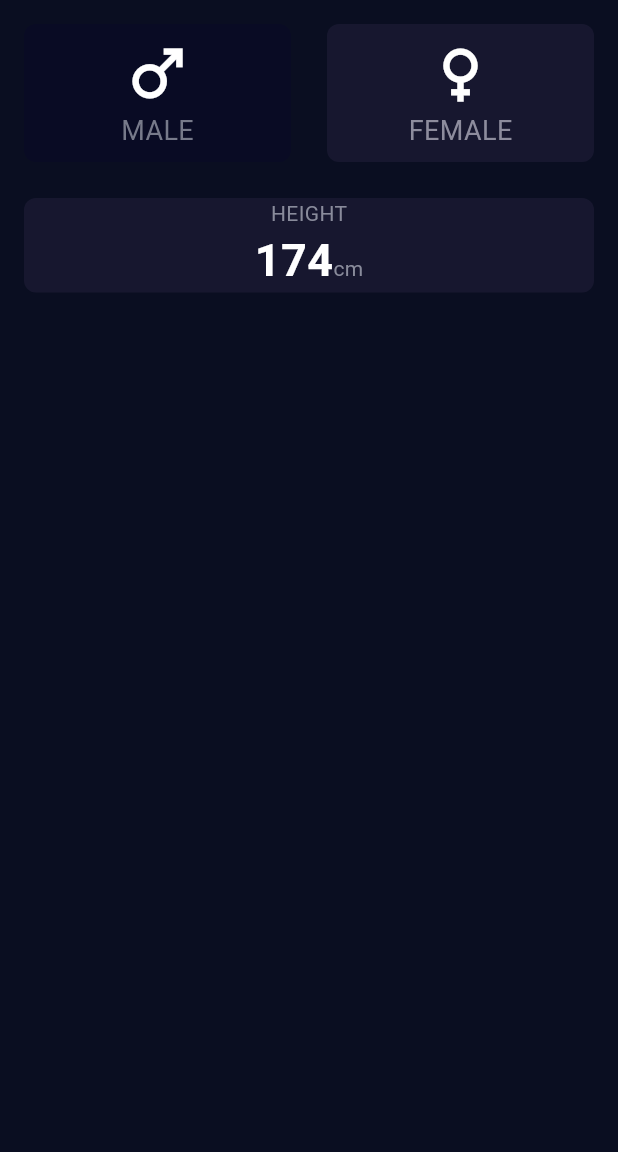
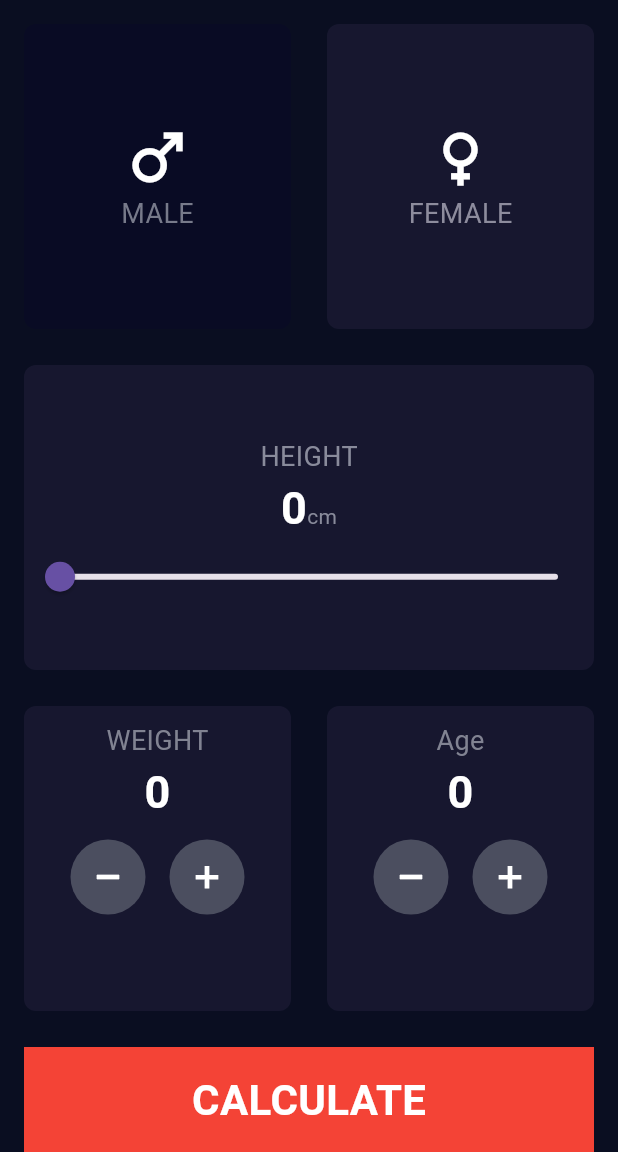
Before and after one commit to Desha933/bmi_calculator, a Flutter app: the screen it shows after launch, on a phone screen of 412 x 824 dp, the part 84-1236 px from its top. Run offline on Flutter 3.47's test engine with Material 3 defaults, Android fonts, the phone set to English and light mode, and no system bars.

Commit message:
finish ui

```diff
--- a/lib/view/bmi_view.dart
+++ b/lib/view/bmi_view.dart
@@ -1,6 +1,8 @@
 import 'package:bmi/view/widgets/custom_app_bar.dart';
+import 'package:bmi/view/widgets/custom_button.dart';
 import 'package:bmi/view/widgets/gender_section.dart';
 import 'package:bmi/view/widgets/height_section.dart';
+import 'package:bmi/view/widgets/weight_and_age_section.dart';
 import 'package:flutter/material.dart';
 
 class BmiView extends StatelessWidget {
@@ -14,15 +16,21 @@ class BmiView extends StatelessWidget {
         child: Column(
           children: [
             CustomAppBar(),
-            Padding(
+            Expanded(
+              child: Padding(
                 padding: const EdgeInsets.symmetric(horizontal: 16.0),
                 child: Column(
                   children: [
                     SizedBox(height: 16),
-                  GenderSection(),
+                    Expanded(child: GenderSection()),
                     SizedBox(height: 24),
-                  HeightSection(),
+                    Expanded(child: HeightSection()),
+                    SizedBox(height: 24),
+                    Expanded(child: WeightAndAgeSection()),
+                    SizedBox(height: 24),
+                    Custom_button(),
                   ],
+                ),
               ),
             ),
           ],
--- /dev/null
+++ b/lib/view/widgets/circle_icon.dart
@@ -0,0 +1,22 @@
+import 'package:flutter/material.dart';
+
+class CircleIcon extends StatelessWidget {
+  const CircleIcon({super.key, required this.icon, this.onTap});
+  final IconData icon;
+  final void Function()? onTap;
+  @override
+  Widget build(BuildContext context) {
+    return GestureDetector(
+      onTap: onTap,
+      child: Container(
+        width: 50,
+        height: 50,
+        decoration: BoxDecoration(
+          color: Color(0xff4b4e5f),
+          borderRadius: BorderRadius.circular(50),
+        ),
+        child: Icon(icon, color: Colors.white, fontWeight: FontWeight.bold),
+      ),
+    );
+  }
+}
--- /dev/null
+++ b/lib/view/widgets/custom_age_card.dart
@@ -0,0 +1,39 @@
+import 'package:bmi/view/widgets/circle_icon.dart';
+import 'package:bmi/view/widgets/custom_back_ground_container.dart';
+import 'package:flutter/material.dart';
+
+class CustomAgeCard extends StatefulWidget {
+  const CustomAgeCard({super.key});
+
+  @override
+  State<CustomAgeCard> createState() => _CustomAgeCardState();
+}
+
+class _CustomAgeCardState extends State<CustomAgeCard> {
+  double age = 0;
+  @override
+  Widget build(BuildContext context) {
+    return CustomBackGroundContainer(
+      text: 'Age',
+      value: age,
+      children: [
+        CircleIcon(
+          icon: Icons.remove,
+          onTap: () {
+            setState(() {
+              age--;
+            });
+          },
+        ),
+        CircleIcon(
+          icon: Icons.add,
+          onTap: () {
+            setState(() {
+              age++;
+            });
+          },
+        ),
+      ],
+    );
+  }
+}
--- /dev/null
+++ b/lib/view/widgets/custom_back_ground_container.dart
@@ -0,0 +1,50 @@
+import 'package:bmi/view/widgets/circle_icon.dart';
+import 'package:flutter/material.dart';
+
+class CustomBackGroundContainer extends StatelessWidget {
+  const CustomBackGroundContainer({
+    super.key,
+    required this.text,
+    required this.value,
+    required this.children,
+  });
+  final String text;
+  final double value;
+  final List<Widget> children;
+  @override
+  Widget build(BuildContext context) {
+    return Expanded(
+      child: Container(
+        decoration: BoxDecoration(
+          color: Color(0xff17172f),
+          borderRadius: BorderRadius.circular(8),
+        ),
+        child: Column(
+          children: [
+            SizedBox(height: 10),
+            Text(
+              '$text',
+              style: TextStyle(fontSize: 18, color: Color(0xff818392)),
+            ),
+            Text(
+              '${value.round()}',
+              style: TextStyle(
+                fontSize: 30,
+                fontWeight: FontWeight.bold,
+                color: Colors.white,
+              ),
+            ),
+            Padding(
+              padding: const EdgeInsets.all(10),
+              child: Row(
+                mainAxisAlignment: MainAxisAlignment.center,
+                spacing: 16,
+                children: children,
+              ),
+            ),
+          ],
+        ),
+      ),
+    );
+  }
+}
--- /dev/null
+++ b/lib/view/widgets/custom_button.dart
@@ -0,0 +1,32 @@
+import 'package:flutter/material.dart';
+
+class Custom_button extends StatelessWidget {
+  const Custom_button({super.key, this.onTap});
+  final void Function()? onTap;
+  @override
+  Widget build(BuildContext context) {
+    return Row(
+      children: [
+        Expanded(
+          child: GestureDetector(
+            onTap: onTap,
+            child: Container(
+              height: 70,
+              color: Colors.red,
+              child: Center(
+                child: Text(
+                  'CALCULATE',
+                  style: TextStyle(
+                    fontSize: 28,
+                    fontWeight: FontWeight.bold,
+                    color: Colors.white,
+                  ),
+                ),
+              ),
+            ),
+          ),
+        ),
+      ],
+    );
+  }
+}
--- a/lib/view/widgets/custom_gender_card.dart
+++ b/lib/view/widgets/custom_gender_card.dart
@@ -22,8 +22,8 @@ class CustomGenderCard extends StatelessWidget {
           color: isActive ? Color(0xff17172f) : Color(0xff090b24),
           borderRadius: BorderRadius.circular(8),
         ),
-        child: Center(
         child: Column(
+          mainAxisAlignment: MainAxisAlignment.center,
           children: [
             Icon(icon, size: 50, color: Colors.white),
             Text(
@@ -36,7 +36,6 @@ class CustomGenderCard extends StatelessWidget {
           ],
         ),
       ),
-      ),
     );
   }
 }
--- /dev/null
+++ b/lib/view/widgets/custom_weight_card.dart
@@ -0,0 +1,39 @@
+import 'package:bmi/view/widgets/circle_icon.dart';
+import 'package:bmi/view/widgets/custom_back_ground_container.dart';
+import 'package:flutter/material.dart';
+
+class CustomWeightCard extends StatefulWidget {
+  const CustomWeightCard({super.key});
+
+  @override
+  State<CustomWeightCard> createState() => _CustomWeightCardState();
+}
+
+class _CustomWeightCardState extends State<CustomWeightCard> {
+  double value = 0;
+  @override
+  Widget build(BuildContext context) {
+    return CustomBackGroundContainer(
+      text: 'WEIGHT',
+      value: value,
+      children: [
+        CircleIcon(
+          icon: Icons.remove,
+          onTap: () {
+            setState(() {
+              value--;
+            });
+          },
+        ),
+        CircleIcon(
+          icon: Icons.add,
+          onTap: () {
+            setState(() {
+              value++;
+            });
+          },
+        ),
+      ],
+    );
+  }
+}
--- a/lib/view/widgets/height_section.dart
+++ b/lib/view/widgets/height_section.dart
@@ -1,8 +1,14 @@
 import 'package:flutter/material.dart';
 
-class HeightSection extends StatelessWidget {
+class HeightSection extends StatefulWidget {
   const HeightSection({super.key});
 
+  @override
+  State<HeightSection> createState() => _HeightSectionState();
+}
+
+class _HeightSectionState extends State<HeightSection> {
+  double height = 0;
   @override
   Widget build(BuildContext context) {
     return Row(
@@ -14,15 +20,20 @@ class HeightSection extends StatelessWidget {
               borderRadius: BorderRadius.circular(8),
             ),
             child: Column(
+              mainAxisAlignment: MainAxisAlignment.center,
               children: [
-                Text('HEIGHT', style: TextStyle(color: Color(0xff898b9b))),
+                SizedBox(height: 10),
+                Text(
+                  'HEIGHT',
+                  style: TextStyle(fontSize: 18, color: Color(0xff898b9b)),
+                ),
                 Row(
                   mainAxisAlignment: MainAxisAlignment.center,
                   crossAxisAlignment: CrossAxisAlignment.baseline,
                   textBaseline: TextBaseline.alphabetic,
                   children: [
                     Text(
-                      '174',
+                      '${height.round()}',
                       style: TextStyle(
                         fontSize: 30,
                         fontWeight: FontWeight.bold,
@@ -32,6 +43,18 @@ class HeightSection extends StatelessWidget {
                     Text('cm', style: TextStyle(color: Color(0xff898b9b))),
                   ],
                 ),
+                SliderTheme(
+                  data: SliderThemeData(activeTrackColor: Colors.red),
+                  child: Slider(
+                    min: 0,
+                    max: 200,
+                    value: height,
+                    onChanged: (value) {
+                      height = value;
+                      setState(() {});
+                    },
+                  ),
+                ),
               ],
             ),
           ),
--- /dev/null
+++ b/lib/view/widgets/weight_and_age_section.dart
@@ -0,0 +1,18 @@
+import 'package:bmi/view/widgets/custom_age_card.dart';
+import 'package:bmi/view/widgets/custom_weight_card.dart';
+import 'package:flutter/material.dart';
+
+class WeightAndAgeSection extends StatelessWidget {
+  const WeightAndAgeSection({super.key});
+
+  @override
+  Widget build(BuildContext context) {
+    return Row(
+      children: [
+        Expanded(child: CustomWeightCard()),
+        SizedBox(width: 24),
+        Expanded(child: CustomAgeCard()),
+      ],
+    );
+  }
+}
```
Lines whose indentation alone changed are shown as unchanged.
